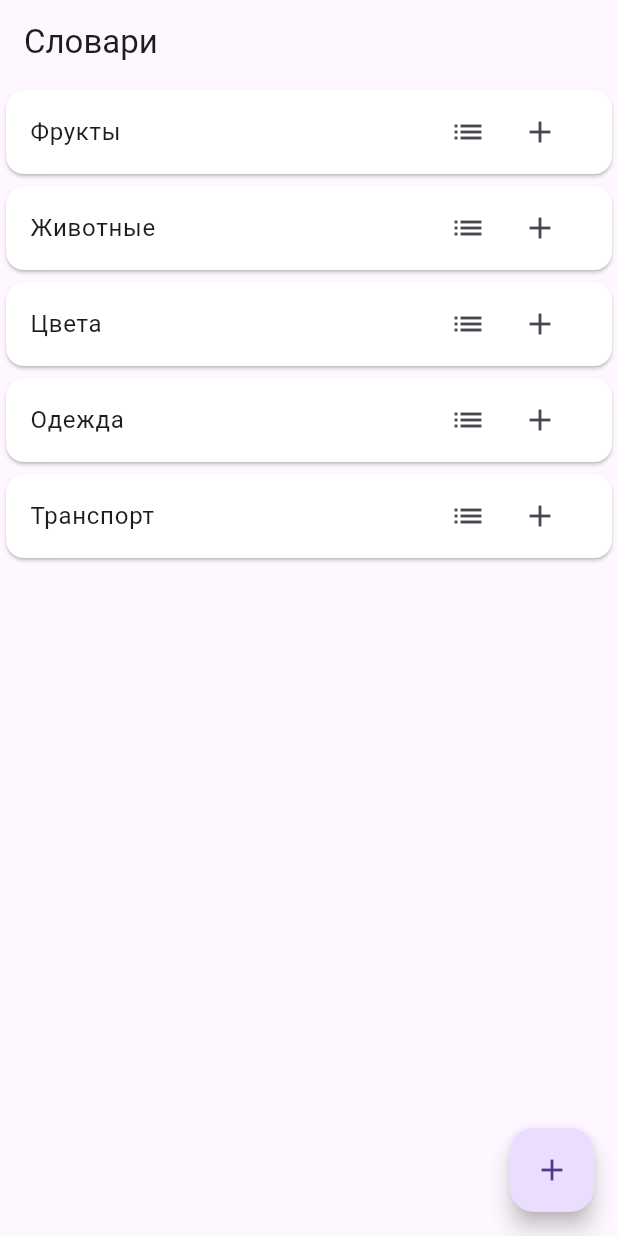
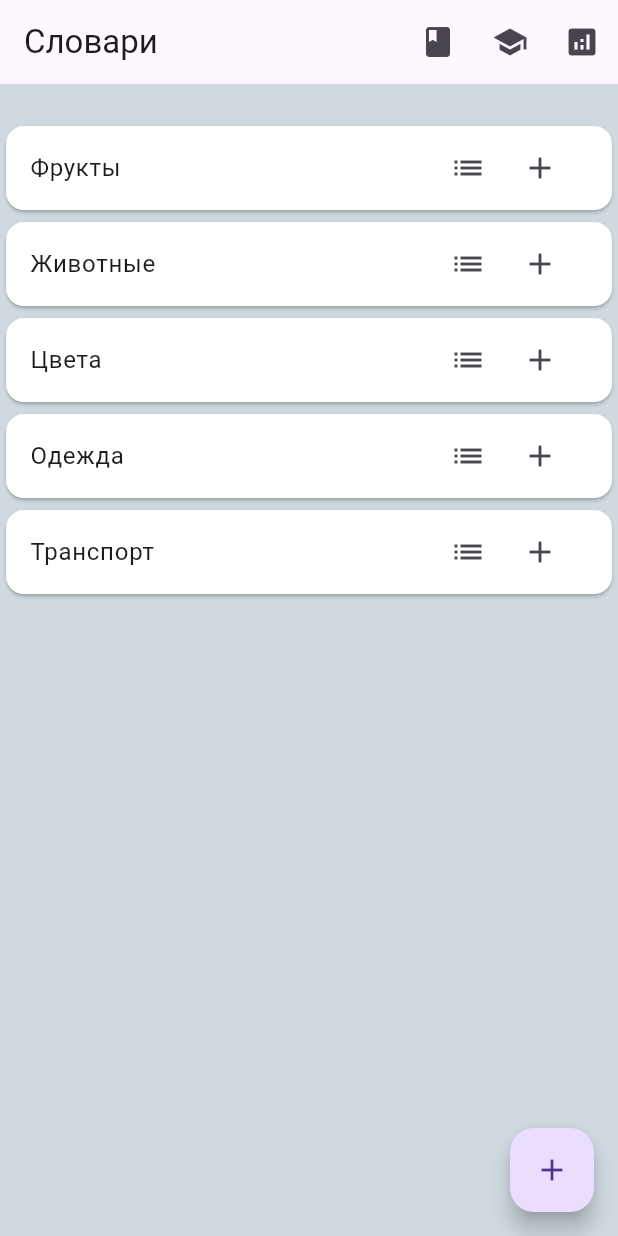
Before and after one commit to Grouscrotz/flutter_prac9, a Flutter app: the screen it shows after launch, on a phone screen of 412 x 824 dp. Run offline on Flutter 3.47's test engine with Material 3 defaults, Android fonts, the phone set to English and light mode, and no system bars; our stand-ins replace equatable, flutter_bloc, go_router.

Commit message:
работа над приложением

```diff
--- a/lib/features/dictionaries/screens/dictionaries_screen.dart
+++ b/lib/features/dictionaries/screens/dictionaries_screen.dart
@@ -5,16 +5,50 @@ import '../bloc/dictionaries_cubit.dart';
 import '../bloc/dictionaries_state.dart';
 import '../widgets/topic_card.dart';
 
-class DictionariesScreen extends StatelessWidget {
-  const DictionariesScreen({super.key});
+
+class DictionariesPage extends StatelessWidget {
+  const DictionariesPage({super.key});
 
   @override
   Widget build(BuildContext context) {
     return BlocProvider(
       create: (_) => DictionariesCubit(),
-      child: Scaffold(
-        appBar: AppBar(title: const Text('Словари')),
-        body: BlocBuilder<DictionariesCubit, DictionariesState>(
+      child: const DictionariesView(),
+    );
+  }
+}
+
+
+class DictionariesView extends StatelessWidget {
+  const DictionariesView({super.key});
+
+  @override
+  Widget build(BuildContext context) {
+    return Scaffold(
+      backgroundColor: const Color(0xFFcfd9df),
+      appBar: AppBar(
+        title: const Text('Словари'),
+        actions: [
+          IconButton(
+            icon: const Icon(Icons.book),
+            onPressed: () => context.go('/dictionaries'),
+            tooltip: 'Словари',
+          ),
+          IconButton(
+            icon: const Icon(Icons.school),
+            onPressed: () => context.go('/learning'),
+            tooltip: 'Изучение',
+          ),
+          IconButton(
+            icon: const Icon(Icons.analytics),
+            onPressed: () => context.go('/progress'),
+            tooltip: 'Прогресс',
+          ),
+        ],
+      ),
+      body: Padding(
+        padding: const EdgeInsets.only(top: 24),
+        child: BlocBuilder<DictionariesCubit, DictionariesState>(
           builder: (context, state) {
             return ListView.builder(
               itemCount: state.topics.length,
@@ -32,10 +66,11 @@ class DictionariesScreen extends StatelessWidget {
             );
           },
         ),
-        floatingActionButton: _buildFAB(context),
       ),
+      floatingActionButton: _buildFAB(context),
     );
   }
+
 
   Widget _buildFAB(BuildContext context) {
     final controller = TextEditingController();
@@ -44,9 +79,15 @@ class DictionariesScreen extends StatelessWidget {
         context: context,
         builder: (_) => AlertDialog(
           title: const Text('Новая тема'),
-          content: TextField(controller: controller, decoration: const InputDecoration(hintText: 'Название')),
+          content: TextField(
+            controller: controller,
+            decoration: const InputDecoration(hintText: 'Название'),
+          ),
           actions: [
-            TextButton(onPressed: () => Navigator.pop(context), child: const Text('Отмена')),
+            TextButton(
+              onPressed: () => Navigator.pop(context),
+              child: const Text('Отмена'),
+            ),
             ElevatedButton(
               onPressed: () {
                 if (controller.text.isNotEmpty) {
@@ -70,16 +111,32 @@ class DictionariesScreen extends StatelessWidget {
       context: context,
       builder: (_) => AlertDialog(
         title: const Text('Добавить слово'),
-        content: Column(mainAxisSize: MainAxisSize.min, children: [
-          TextField(controller: wordCtrl, decoration: const InputDecoration(labelText: 'Слово')),
-          TextField(controller: transCtrl, decoration: const InputDecoration(labelText: 'Перевод')),
-        ]),
+        content: Column(
+          mainAxisSize: MainAxisSize.min,
+          children: [
+            TextField(
+              controller: wordCtrl,
+              decoration: const InputDecoration(labelText: 'Слово'),
+            ),
+            TextField(
+              controller: transCtrl,
+              decoration: const InputDecoration(labelText: 'Перевод'),
+            ),
+          ],
+        ),
         actions: [
-          TextButton(onPressed: () => Navigator.pop(context), child: const Text('Отмена')),
+          TextButton(
+            onPressed: () => Navigator.pop(context),
+            child: const Text('Отмена'),
+          ),
           ElevatedButton(
             onPressed: () {
               if (wordCtrl.text.isNotEmpty && transCtrl.text.isNotEmpty) {
-                context.read<DictionariesCubit>().addWord(topicIndex, wordCtrl.text, transCtrl.text);
+                context.read<DictionariesCubit>().addWord(
+                  topicIndex,
+                  wordCtrl.text,
+                  transCtrl.text,
+                );
               }
               Navigator.pop(context);
             },
@@ -97,7 +154,8 @@ class DictionariesScreen extends StatelessWidget {
       builder: (_) => AlertDialog(
         title: Text(cubit.state.topics[topicIndex].name),
         content: SizedBox(
-          width: 300, height: 300,
+          width: 300,
+          height: 300,
           child: ListView.builder(
             itemCount: cubit.state.topics[topicIndex].words.length,
             itemBuilder: (_, i) {
@@ -117,7 +175,12 @@ class DictionariesScreen extends StatelessWidget {
             },
           ),
         ),
-        actions: [TextButton(onPressed: () => Navigator.pop(context), child: const Text('Закрыть'))],
+        actions: [
+          TextButton(
+            onPressed: () => Navigator.pop(context),
+            child: const Text('Закрыть'),
+          )
+        ],
       ),
     );
   }
--- a/lib/main.dart
+++ b/lib/main.dart
@@ -1,5 +1,7 @@
 import 'package:flutter/material.dart';
 import 'package:go_router/go_router.dart';
+import 'package:flutter_bloc/flutter_bloc.dart';
+import 'appObserver.dart';
 import 'features/dictionaries/screens/dictionaries_screen.dart';
 import 'features/learning/screens/flashcard/flashcard_screen.dart';
 import 'features/learning/screens/learning_screen.dart';
@@ -9,6 +11,7 @@ import 'features/learning/screens/word_preview/word_preview_screen.dart';
 import 'models/topic.dart';
 
 void main() {
+  Bloc.observer = const AppBlocObserver();
   runApp(const MyApp());
 }
 
@@ -18,16 +21,16 @@ class MyApp extends StatelessWidget {
   static final _router = GoRouter(
     initialLocation: '/dictionaries',
     routes: [
-      GoRoute(path: '/dictionaries', builder: (_, __) => const DictionariesScreen()),
-      GoRoute(path: '/learning', builder: (_, __) => const LearningScreen()),
-      GoRoute(path: '/progress', builder: (_, __) => const ProgressScreen()),
-      GoRoute(path: '/topic_settings', builder: (_, __) => const TopicSettingsScreen()),
-      GoRoute(path: '/word_preview', builder: (_, __) => const WordPreviewScreen()),
+      GoRoute(path: '/dictionaries', builder: (_, __) => const DictionariesPage()),
+      GoRoute(path: '/learning', builder: (_, __) => const LearningPage()),
+      GoRoute(path: '/progress', builder: (_, __) => const ProgressPage()),
+      GoRoute(path: '/topic_settings', builder: (_, __) => const TopicSettingsPage()),
+      GoRoute(path: '/word_preview', builder: (_, __) => const WordPreviewPage()),
       GoRoute(
         path: '/flashcard',
         builder: (_, state) {
           final extra = state.extra as Map<String, dynamic>;
-          return FlashCardScreen(
+          return FlashCardPage(
             topic: extra['topic'] as Topic,
             learningNew: extra['learningNew'] as bool,
           );
@@ -40,7 +43,10 @@ class MyApp extends StatelessWidget {
   Widget build(BuildContext context) {
     return MaterialApp.router(
       title: 'Приложение для изучения иностранных слов',
-      theme: ThemeData(primarySwatch: Colors.indigo),
+      theme: ThemeData(
+        primarySwatch: Colors.indigo,
+        scaffoldBackgroundColor: const Color(0xFFcfd9df), // Единый фон для всех экранов
+      ),
       debugShowCheckedModeBanner: false,
       routerConfig: _router,
     );
--- a/pubspec.yaml
+++ b/pubspec.yaml
@@ -18,11 +18,11 @@ dependencies:
   equatable: ^2.0.5
 
 
-
 dev_dependencies:
   flutter_test:
     sdk: flutter
   flutter_lints: ^5.0.0
+  bloc_test: ^10.0.0
 
 flutter:
   uses-material-design: true
```
Also changed, not shown: lib/appObserver.dart (added, +12 -0 lines), lib/features/learning/screens/flashcard/flashcard_screen.dart (+27 -8 lines), lib/features/learning/screens/learning_screen.dart (+54 -26 lines), lib/features/learning/screens/topic_settings/topic_settings_screen.dart (+31 -7 lines), lib/features/learning/screens/word_preview/word_preview_screen.dart (+27 -9 lines), lib/features/progress/screens/progress_screen.dart (+51 -27 lines), pubspec.lock.
